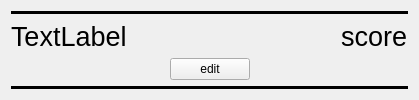
Before: the Qt Designer form entry.ui in RexOdonata/ScoreStats-0a, drawn with Qt 5.
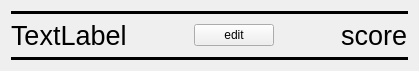
After: the same form once the commit is applied.

Diff of the .ui file:
```diff
--- a/entry.ui
+++ b/entry.ui
@@ -7,7 +7,7 @@
     <x>0</x>
     <y>0</y>
     <width>419</width>
-    <height>100</height>
+    <height>64</height>
    </rect>
   </property>
   <property name="windowTitle">
@@ -53,35 +53,6 @@
         </widget>
        </item>
        <item>
-        <spacer name="horizontalSpacer">
-         <property name="orientation">
-          <enum>Qt::Horizontal</enum>
-         </property>
-         <property name="sizeHint" stdset="0">
-          <size>
-           <width>40</width>
-           <height>20</height>
-          </size>
-         </property>
-        </spacer>
-       </item>
-       <item>
-        <widget class="QLabel" name="label_score">
-         <property name="font">
-          <font>
-           <pointsize>20</pointsize>
-          </font>
-         </property>
-         <property name="text">
-          <string>score</string>
-         </property>
-        </widget>
-       </item>
-      </layout>
-     </item>
-     <item>
-      <layout class="QHBoxLayout" name="horizontalLayout_2">
-       <item>
         <spacer name="horizontalSpacer_3">
          <property name="orientation">
           <enum>Qt::Horizontal</enum>
@@ -108,7 +79,7 @@
         </widget>
        </item>
        <item>
-        <spacer name="horizontalSpacer_4">
+        <spacer name="horizontalSpacer">
          <property name="orientation">
           <enum>Qt::Horizontal</enum>
          </property>
@@ -120,6 +91,18 @@
          </property>
         </spacer>
        </item>
+       <item>
+        <widget class="QLabel" name="label_score">
+         <property name="font">
+          <font>
+           <pointsize>20</pointsize>
+          </font>
+         </property>
+         <property name="text">
+          <string>score</string>
+         </property>
+        </widget>
+       </item>
       </layout>
      </item>
      <item>
```
